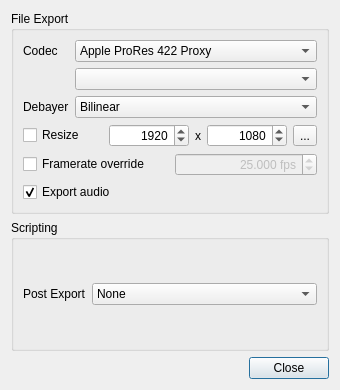
Before: the Qt Designer form platform/qt/ExportSettingsDialog.ui in ilia3101/MLV-App, drawn with Qt 5.
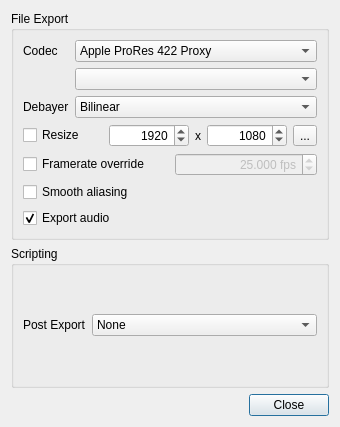
After: the same form once the commit is applied. Icons and pictures are not drawn.

Commit message: QtApp: added smoothing filter for ffmpeg export

Patch:
```diff
--- a/platform/qt/ExportSettingsDialog.ui
+++ b/platform/qt/ExportSettingsDialog.ui
@@ -7,7 +7,7 @@
     <x>0</x>
     <y>0</y>
     <width>340</width>
-    <height>390</height>
+    <height>427</height>
    </rect>
   </property>
   <property name="sizePolicy">
@@ -25,8 +25,8 @@
      <property name="title">
       <string>File Export</string>
      </property>
-     <layout class="QGridLayout" name="gridLayout">
-      <item row="0" column="0">
+     <layout class="QVBoxLayout" name="verticalLayout_2">
+      <item>
        <layout class="QGridLayout" name="gridLayout_2">
         <item row="0" column="1">
          <widget class="QComboBox" name="comboBoxCodec">
@@ -161,7 +161,7 @@
         </item>
        </layout>
       </item>
-      <item row="1" column="0">
+      <item>
        <layout class="QHBoxLayout" name="horizontalLayout">
         <item>
          <widget class="QCheckBox" name="checkBoxResize">
@@ -234,7 +234,7 @@
         </item>
        </layout>
       </item>
-      <item row="2" column="0">
+      <item>
        <layout class="QHBoxLayout" name="horizontalLayout_3">
         <property name="spacing">
          <number>10</number>
@@ -273,7 +273,34 @@
         </item>
        </layout>
       </item>
-      <item row="3" column="0">
+      <item>
+       <layout class="QHBoxLayout" name="horizontalLayout_5">
+        <item>
+         <widget class="QCheckBox" name="checkBoxSmooth">
+          <property name="toolTip">
+           <string>Cleans aliasing artifacts, but is very slow</string>
+          </property>
+          <property name="text">
+           <string>Smooth aliasing</string>
+          </property>
+         </widget>
+        </item>
+        <item>
+         <spacer name="horizontalSpacer_3">
+          <property name="orientation">
+           <enum>Qt::Horizontal</enum>
+          </property>
+          <property name="sizeHint" stdset="0">
+           <size>
+            <width>40</width>
+            <height>20</height>
+           </size>
+          </property>
+         </spacer>
+        </item>
+       </layout>
+      </item>
+      <item>
        <layout class="QHBoxLayout" name="horizontalLayout_4">
         <item>
          <widget class="QCheckBox" name="checkBoxExportAudio">
```
The commit also changes 4 other files.
